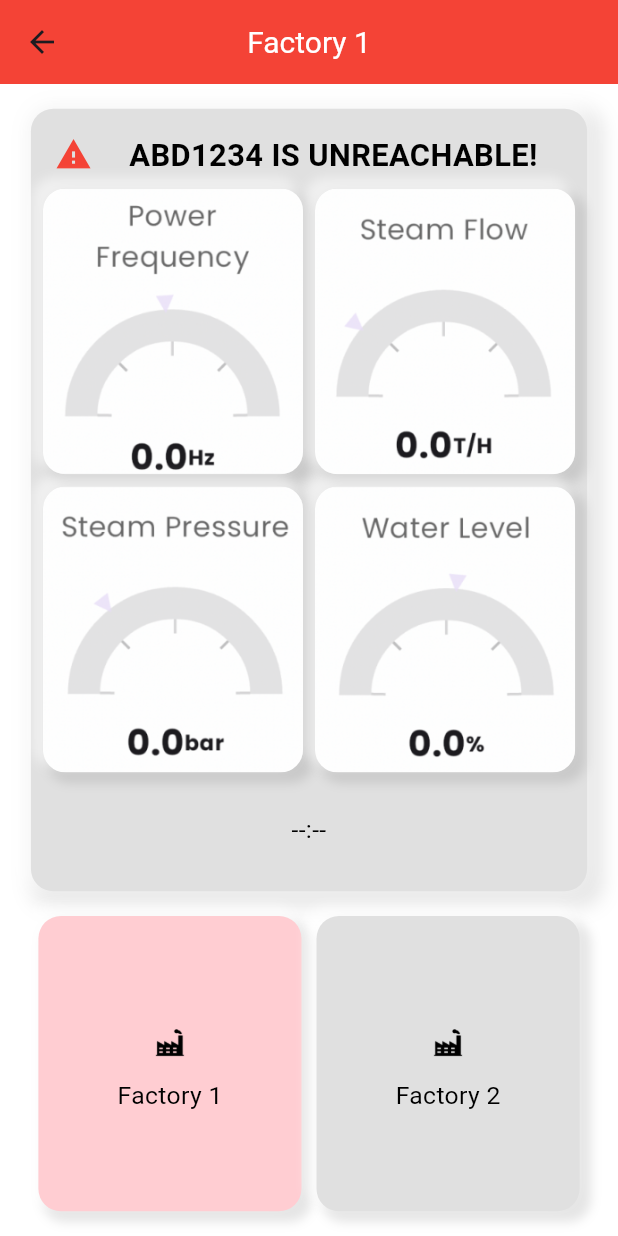
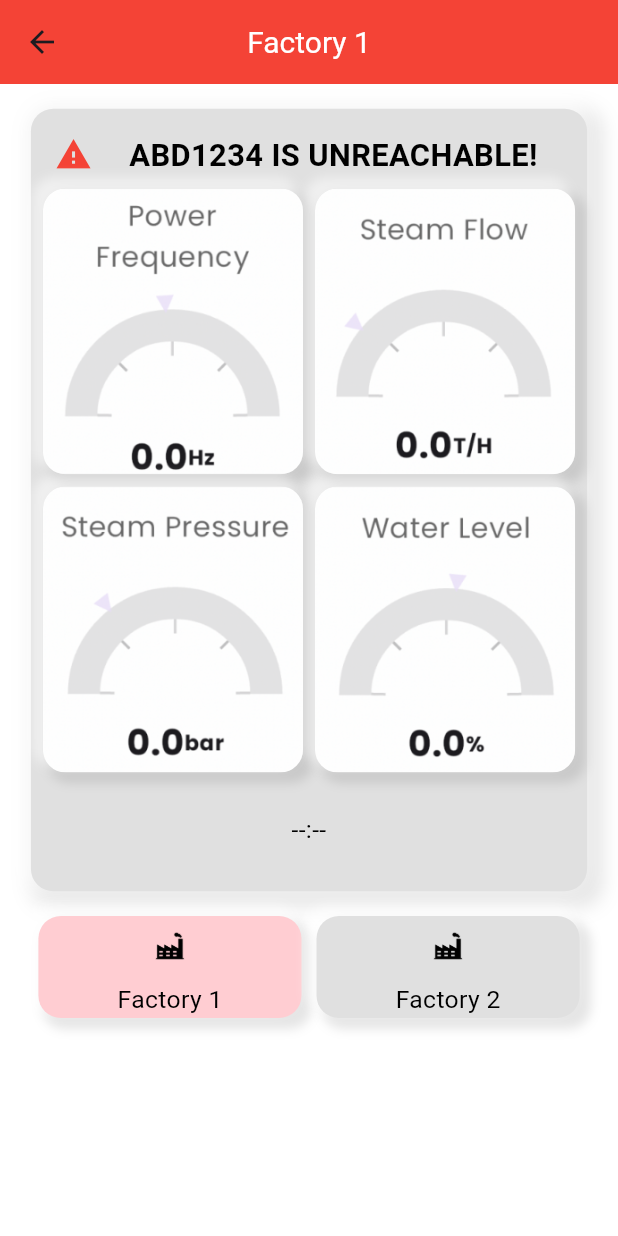
Before and after one commit to sy4kila/FactoryManagement, a Flutter app: the DashboardPage screen opened directly, on a phone screen of 412 x 824 dp. Run offline on Flutter 3.47's test engine with Material 3 defaults, Android fonts, the phone set to English and light mode, and no system bars.

Commit message:
Factory Management App

```diff
--- a/lib/dashboard.dart
+++ b/lib/dashboard.dart
@@ -20,7 +20,8 @@ class _DashboardPageState extends State<DashboardPage> {
         centerTitle: true,
         backgroundColor: Colors.red,
       ),
-      body: Column(
+      body: SingleChildScrollView(
+        child: Column(
           crossAxisAlignment: CrossAxisAlignment.stretch,
           children: [
             SizedBox(height: screenSize.height * 0.02), // Gap between AppBar and frame
@@ -144,8 +145,7 @@ class _DashboardPageState extends State<DashboardPage> {
               ),
             ),
             SizedBox(height: screenSize.height * 0.02), // Gap between frame and buttons
-          Expanded(
-            child: Container(
+            Container(
               margin: EdgeInsets.symmetric(horizontal: screenSize.width * 0.05),
               child: Row(
                 mainAxisAlignment: MainAxisAlignment.spaceEvenly,
@@ -205,9 +205,9 @@ class _DashboardPageState extends State<DashboardPage> {
                 }),
               ),
             ),
-          ),
             SizedBox(height: screenSize.height * 0.02), // Gap between buttons and navigation bar
           ],
+        ),
       ),
     );
   }
```
Also changed, not shown: 1 other file. Lines whose indentation alone changed are shown as unchanged.
